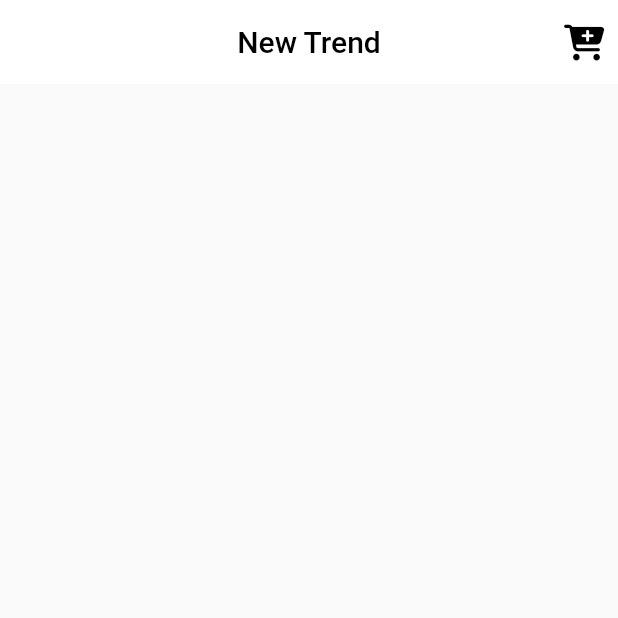
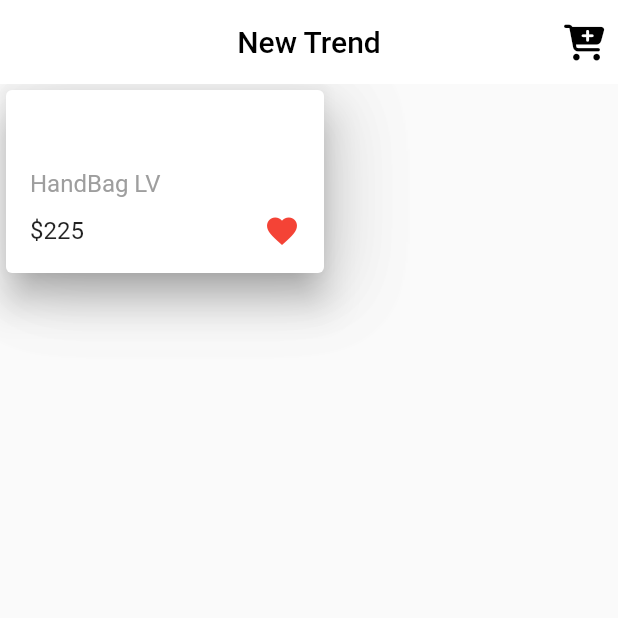
Before and after one commit to MohamedEssam-900009/Store, a Flutter app: the screen it shows after launch, on a phone screen of 412 x 824 dp, the top half of it. Run offline on Flutter 3.47's test engine with Material 2 defaults, Android fonts, the phone set to English and light mode, and no system bars; our stand-ins replace font_awesome_flutter.

Commit message:
added product card widget

```diff
--- a/lib/screens/home_page.dart
+++ b/lib/screens/home_page.dart
@@ -29,6 +29,74 @@ class HomePage extends StatelessWidget {
           ),
         ),
       ),
+      body: Container(
+        height: 130.0,
+        width: 220.0,
+        decoration: BoxDecoration(
+          boxShadow: [
+            BoxShadow(
+              blurRadius: 40.0,
+              color: Colors.grey.withOpacity(.2),
+              spreadRadius: 0.0,
+              offset: const Offset(10, 10),
+            ),
+          ],
+        ),
+        child: Container(
+          height: 130,
+          width: 220,
+          decoration: BoxDecoration(
+            boxShadow: [
+              BoxShadow(
+                blurRadius: 40,
+                color: Colors.grey.withOpacity(0.2),
+                spreadRadius: 0,
+                offset: const Offset(10, 10),
+              )
+            ],
+          ),
+          child: const Card(
+            elevation: 10.0,
+            child: Padding(
+              padding: EdgeInsets.symmetric(
+                horizontal: 16.0,
+                vertical: 16.0,
+              ),
+              child: Column(
+                mainAxisAlignment: MainAxisAlignment.end,
+                crossAxisAlignment: CrossAxisAlignment.start,
+                children: [
+                  Text(
+                    'HandBag LV',
+                    style: TextStyle(
+                      color: Colors.grey,
+                      fontSize: 16.0,
+                    ),
+                  ),
+                  SizedBox(
+                    height: 10.0,
+                  ),
+                  Row(
+                    mainAxisAlignment: MainAxisAlignment.spaceBetween,
+                    children: [
+                      Text(
+                        r'$225',
+                        style: TextStyle(
+                          fontSize: 16.0,
+                        ),
+                      ),
+                      Icon(
+                        Icons.favorite,
+                        color: Colors.red,
+                      ),
+                    ],
+                  )
+                ],
+              ),
+            ),
+          ),
+        ),
+      ),
     );
   }
 }
```
